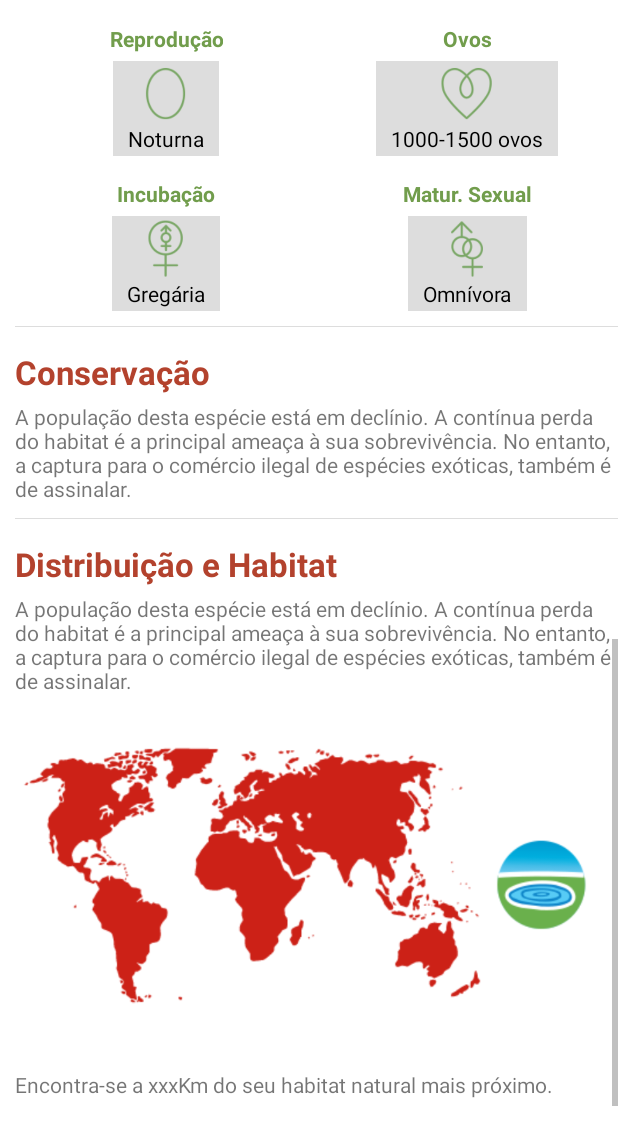
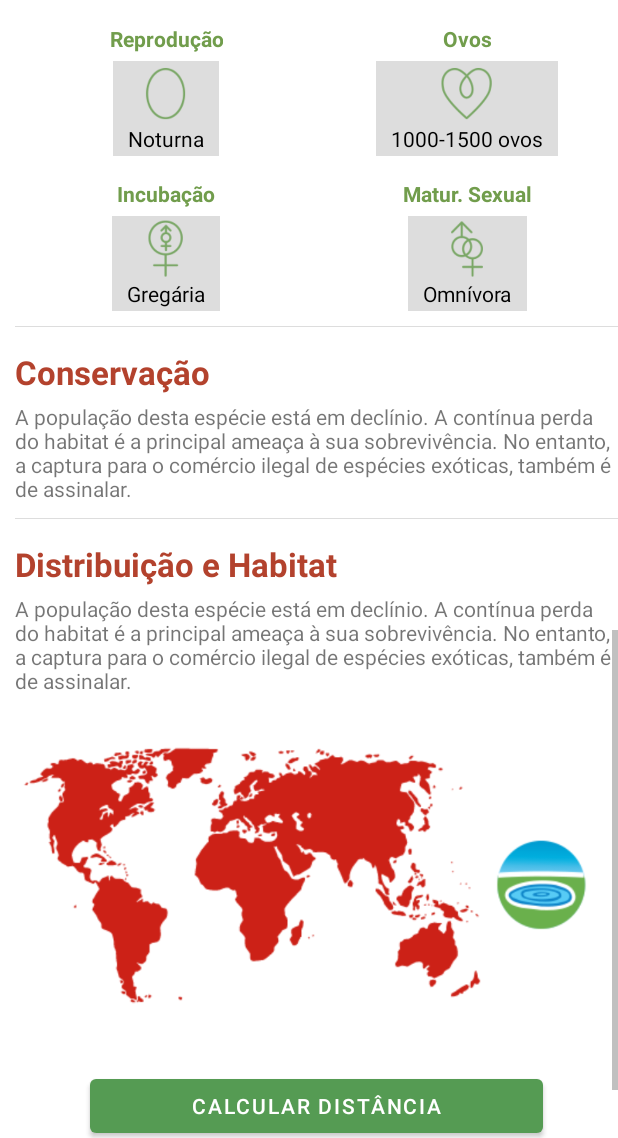
Before and after one commit to magzoo/mag, an Android app: the CollectionDetails screen opened directly, with no data from a screen before it, scrolled down 1074 dp, on a phone screen of 412 x 824 dp, the part 98-1236 px from its top. Run offline under Robolectric (Android 15) with nearby library versions, the phone set to English and light mode, and no system bars; 3 statements that could not run were skipped.

Commit message:
fixes map

```diff
--- a/app/src/main/AndroidManifest.xml
+++ b/app/src/main/AndroidManifest.xml
@@ -17,7 +17,8 @@
         android:roundIcon="@mipmap/ic_launcher_round"
         android:supportsRtl="true"
         android:theme="@style/Theme.MagZoo">
-        <activity android:name=".CollectionDetails"></activity>
+        <activity android:name=".UnderConstruction"></activity>
+        <activity android:name=".CollectionDetails" />
         <activity
             android:name=".Credits"
             android:label="@string/tituloCreditos"
--- a/app/src/main/java/com/example/magzoo/Collection.java
+++ b/app/src/main/java/com/example/magzoo/Collection.java
@@ -132,6 +132,7 @@ public class Collection extends AppCompatActivity {
                 }
                 return animals;
             }
+            connection.close();
         }
         catch (Exception ex)
         {
--- a/app/src/main/java/com/example/magzoo/CollectionDetails.java
+++ b/app/src/main/java/com/example/magzoo/CollectionDetails.java
@@ -20,6 +20,7 @@ import android.widget.ImageView;
 import android.widget.TextView;
 
 import com.example.magzoo.Utilities.Utils;
+import com.example.magzoo.data.Animal;
 import com.google.android.gms.location.LocationCallback;
 import com.google.android.gms.location.LocationRequest;
 import com.google.android.gms.location.LocationResult;
@@ -55,6 +56,7 @@ public class CollectionDetails extends AppCompatActivity {
     private TextView txtRepIncubationGestation;
     private TextView txtRepSexualMaturity;
     private TextView txtConservation;
+    private TextView txtDIstHabSummary;
     private TextView txtClasse;
     private TextView txtOrdem;
     private TextView txtFamilia;
@@ -65,6 +67,7 @@ public class CollectionDetails extends AppCompatActivity {
     private double distHabCoordinateY;
 
     private Button btnCollect;
+    private Button btnDistance;
 
     private double latitude;
     private double longitude;
@@ -81,6 +84,7 @@ public class CollectionDetails extends AppCompatActivity {
         String origin = getIntent().getExtras().getString("origin");
 
         initializeElements();
+
         sqlGetAnimalDetails(animalId);
 
 
@@ -93,6 +97,12 @@ public class CollectionDetails extends AppCompatActivity {
             }
         });
 
+//        distancefromUser()
+
+    }
+
+    public void distancefromUser()
+    {
         if (ActivityCompat.checkSelfPermission(this, Manifest.permission.ACCESS_FINE_LOCATION) != PackageManager.PERMISSION_GRANTED && ActivityCompat.checkSelfPermission(this, Manifest.permission.ACCESS_COARSE_LOCATION) != PackageManager.PERMISSION_GRANTED){
             ActivityCompat.requestPermissions(CollectionDetails.this, new String[]{Manifest.permission.ACCESS_FINE_LOCATION}, 101);
         }
@@ -150,6 +160,7 @@ public class CollectionDetails extends AppCompatActivity {
         imgRepSexualMaturity = findViewById(R.id.imgRepSexualMaturity);
         txtRepSexualMaturity = findViewById(R.id.txtRepSexualMaturity);
         txtConservation = findViewById(R.id.txtConservation);
+        txtDIstHabSummary = findViewById(R.id.txtConservation);
         txtClasse = findViewById(R.id.txtClasse);
         txtOrdem = findViewById(R.id.txtOrdem);
         txtFamilia = findViewById(R.id.txtFamilia);
@@ -160,7 +171,6 @@ public class CollectionDetails extends AppCompatActivity {
 
     @Override
     public void onRequestPermissionsResult(int requestCode, @NonNull String[] permissions, @NonNull int[] grantResults) {
-        Log.d("bajoraz", "if");
         if (requestCode == 101) {
             if (ActivityCompat.checkSelfPermission(this, Manifest.permission.ACCESS_FINE_LOCATION) == PackageManager.PERMISSION_GRANTED) {
                 ActivityCompat.requestPermissions(CollectionDetails.this, new String[]{Manifest.permission.ACCESS_COARSE_LOCATION}, 102);
@@ -217,6 +227,8 @@ public class CollectionDetails extends AppCompatActivity {
         return (rad * 180.0 / Math.PI);
     }
 
+
+
     private void sqlGetAnimalDetails(int animalId){
         String msg = "";
         try
@@ -232,7 +244,9 @@ public class CollectionDetails extends AppCompatActivity {
                 String query = "select Animal.*, FORMAT(UserAnimal.Date, 'dd/MM/yyyy') as CollectDate  from Animal FULL OUTER JOIN UserAnimal ON Animal.Id = UserAnimal.FK_Animal where Animal.Id =" +  animalId;
                 Statement stmt = connection.createStatement();
                 ResultSet rs = stmt.executeQuery(query);
+                Log.d("bajoraz", "query executed");
                 if (rs.next()) {
+
                     String animalImage = rs.getString("Icon");
                     if(animalImage!=null) {
                         if (!animalImage.equals("")) {
@@ -247,7 +261,6 @@ public class CollectionDetails extends AppCompatActivity {
                     txtClasse.setText(rs.getString("Class"));
                     txtOrdem.setText(rs.getString("Order"));
                     txtFamilia.setText(rs.getString("Family"));
-
                     String lenght = rs.getString("Length");
                     String height = rs.getString("Height");
                     if(lenght.equals("0")){
@@ -278,7 +291,7 @@ public class CollectionDetails extends AppCompatActivity {
                     txtRepIncubationGestation.setText(rs.getString("RepIncubationGestation"));
                     txtRepSexualMaturity.setText(rs.getString("RepSexualMaturity"));
                     txtConservation.setText(rs.getString("Conservation"));
-                    txtDescription.setText(rs.getString("DistHabSummary"));
+                    txtDIstHabSummary.setText(rs.getString("DistHabSummary"));
                     distHabCoordinateX = Double.parseDouble(rs.getString("DistHabCoordinateX"));
                     distHabCoordinateY = Double.parseDouble(rs.getString("DistHabCoordinateY"));
                     String date = rs.getString("CollectDate");
@@ -319,6 +332,7 @@ public class CollectionDetails extends AppCompatActivity {
 
                 }
             }
+            connection.close();
         }
         catch (Exception ex)
         {
@@ -328,4 +342,5 @@ public class CollectionDetails extends AppCompatActivity {
         if(!msg.equals(""))
             Utils.toast(this, msg);
     }
+
 }
--- a/app/src/main/java/com/example/magzoo/Login.java
+++ b/app/src/main/java/com/example/magzoo/Login.java
@@ -94,6 +94,7 @@ public class Login extends AppCompatActivity {
                     }
                 }
             }
+            connection.close();
         }
         catch (Exception ex) {
             msg = ex.getMessage();
--- a/app/src/main/java/com/example/magzoo/Signup.java
+++ b/app/src/main/java/com/example/magzoo/Signup.java
@@ -220,6 +220,7 @@ public class Signup extends AppCompatActivity {
                 }
 
             }
+            connection.close();
         }
         catch (Exception ex)
         {
--- a/app/src/main/java/com/example/magzoo/SplashScreen.java
+++ b/app/src/main/java/com/example/magzoo/SplashScreen.java
@@ -54,6 +54,11 @@ public class SplashScreen extends AppCompatActivity {
 
                 Connection connection = Utils.getConnection();
 //                insertImg(connection);
+                try {
+                    connection.close();
+                } catch (SQLException throwables) {
+                    throwables.printStackTrace();
+                }
 
                 Log.d("bajoraz", "email: " + email);
                 Log.d("bajoraz", "pass: " + pass);
--- a/app/src/main/java/com/example/magzoo/Utilities/Utils.java
+++ b/app/src/main/java/com/example/magzoo/Utilities/Utils.java
@@ -73,6 +73,7 @@ public class Utils {
                 return rs;
 
             }
+            connection.close();
         } catch (Exception ex) {
             msg = ex.getMessage();
         }
--- a/app/src/main/res/layout/activity_collection_details.xml
+++ b/app/src/main/res/layout/activity_collection_details.xml
@@ -689,12 +689,25 @@
                             android:layout_width="match_parent"
                             android:layout_height="wrap_content"
                             android:src="@drawable/ratomatemapa"/>
+
+                        <Button
+                            android:id="@+id/btnDistance"
+                            android:layout_width="match_parent"
+                            android:layout_height="wrap_content"
+                            android:layout_gravity="center"
+                            android:layout_marginLeft="50dp"
+                            android:layout_marginRight="50dp"
+                            android:text="Calcular distância"
+                            android:enabled="true"/>
+
                         <TextView
                             android:id="@+id/txtDistance"
                             android:layout_width="wrap_content"
                             android:layout_height="wrap_content"
                             android:text="Encontra-se a xxxKm do seu habitat natural mais próximo."
-                            android:textSize="14sp"/>
+                            android:textSize="14sp"
+                            android:visibility="gone"/>
+
                     </LinearLayout>
 
                 </LinearLayout>
```
Also changed, not shown: app/src/main/java/com/example/magzoo/Map.java (+26 -7 lines), app/src/main/java/com/example/magzoo/UnderConstruction.java (added, +14 -0 lines), app/src/main/res/layout/activity_under_construction.xml (added, +31 -0 lines), app/src/main/res/drawable-v24/underconstuction.png (added), 1 other file.
